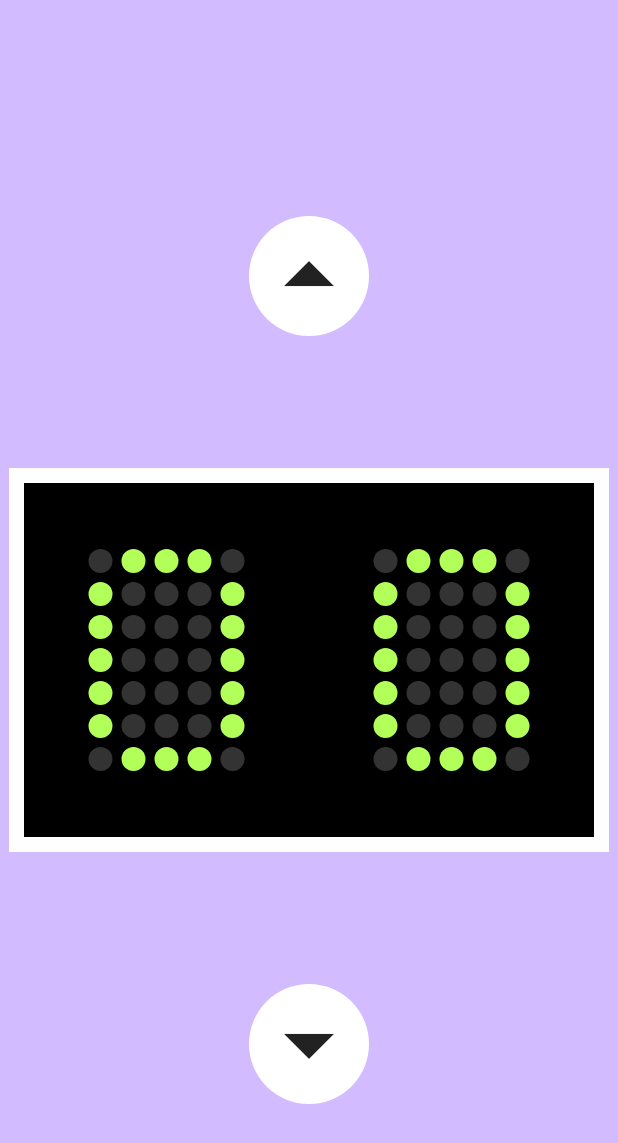
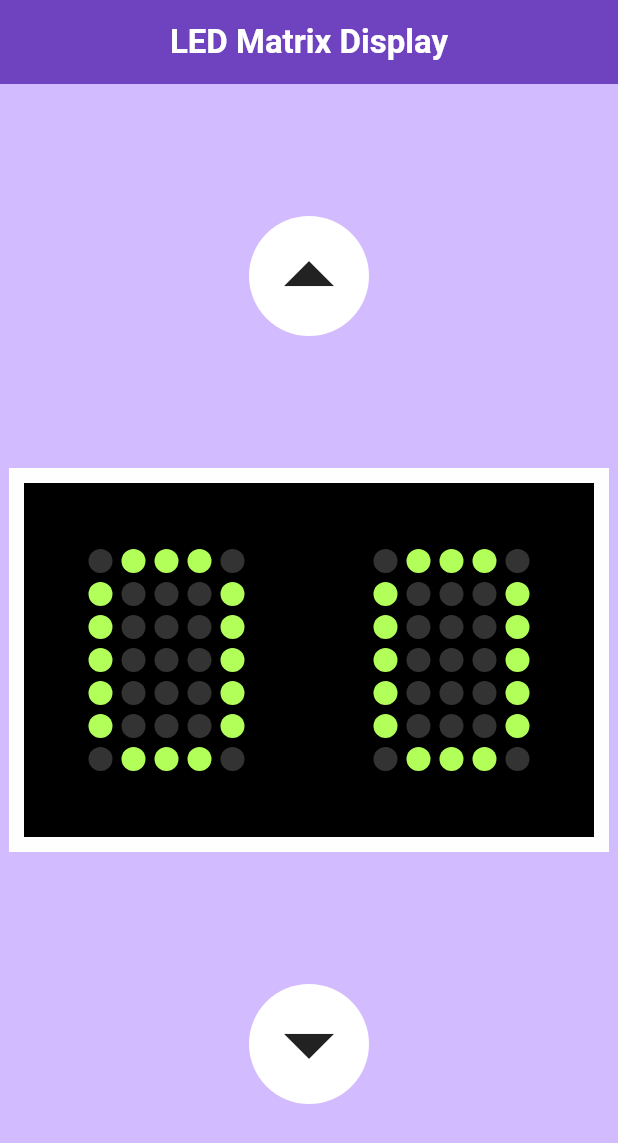
Before and after one commit to DoLLaRs6252/MobileHW004, a Flutter app: the screen it shows after launch, on a phone screen of 412 x 824 dp. Shown: the top 1143 px of the screen. Run offline on Flutter 3.47's test engine with Material 3 defaults, Android fonts, the phone set to English and light mode, and no system bars.

Commit message:
Add appbarที่มีสีม่วงพร้อมตัวอักษร

```diff
--- a/lib/count_page.dart
+++ b/lib/count_page.dart
@@ -210,9 +210,18 @@ Widget _buildRow(int rowIndex, int digit) {
     );
   }
   AppBar _buildAppBar() {
-    return AppBar(
-      backgroundColor: Colors.transparent,
+  return AppBar(
+    backgroundColor: const Color.fromARGB(255,111, 67, 192),
+    title: Center(
+      child: Text(
+        'LED Matrix Display',
+        style: TextStyle(
+          color: Colors.white,
+          fontWeight: FontWeight.bold,
+        ),
+      ),
+    ),
+  );
+}
 
-      );
-  }
 }
```
